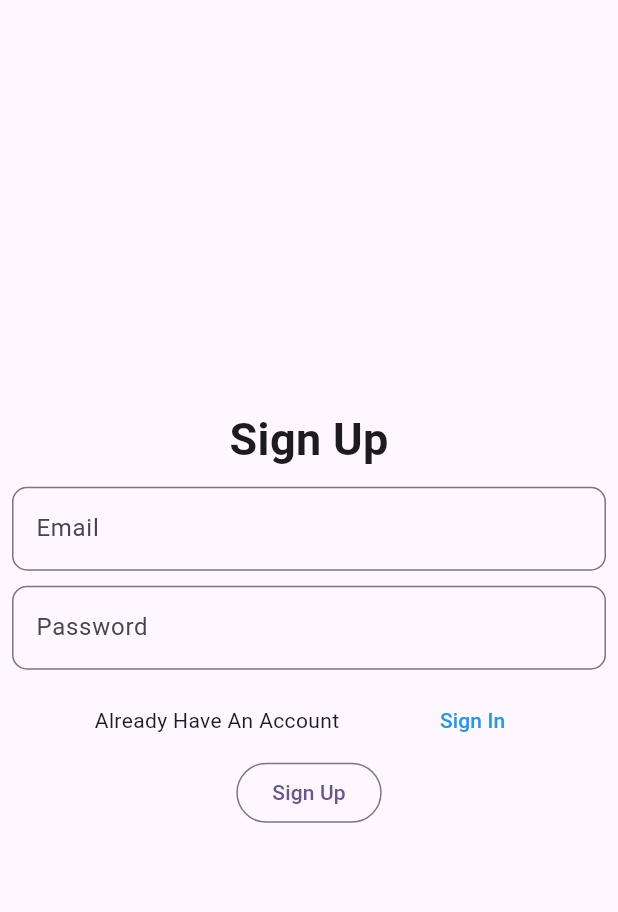
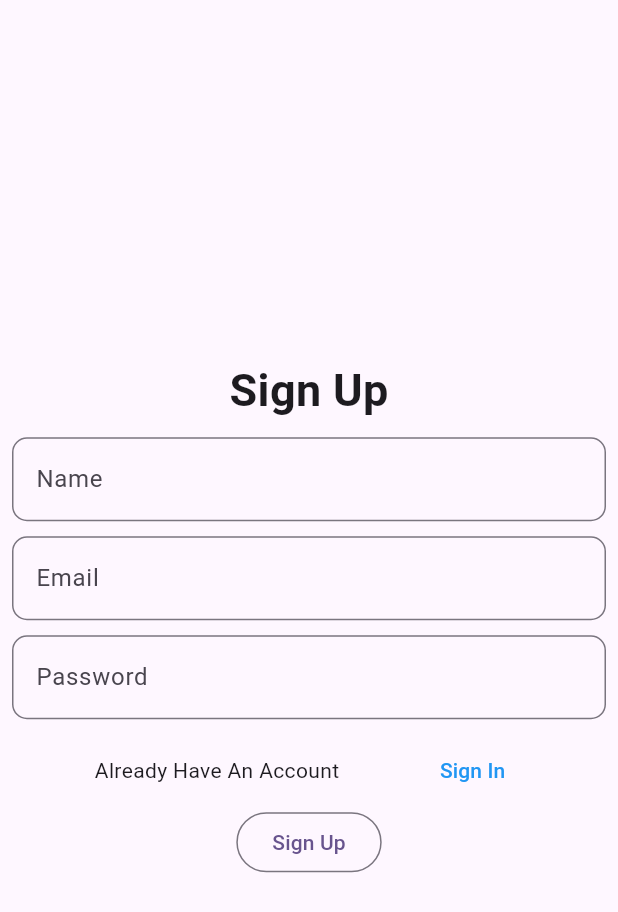
Before and after one commit to Azaz-ahmad-khan/chat-app-with-notifications, a Flutter app: the screen it shows after launch, after a tap on "create Account", on a phone screen of 412 x 824 dp. Shown: the top 912 px of the screen. Run offline on Flutter 3.47's test engine with Material 3 defaults, Android fonts, the phone set to English and light mode, and no system bars; our stand-ins replace cloud_firestore, firebase_auth, firebase_core; accounts and stored records are empty.

Commit message:
added name field to user so that users can be listed via names instead of email

```diff
--- a/lib/core/services/auth_service.dart
+++ b/lib/core/services/auth_service.dart
@@ -16,7 +16,7 @@ class AuthService {
     }
   }
 
-  Future<void> saveUserToFirestore(String email, String password) async {
+  Future<void> saveUserToFirestore(String name,String email, String password,) async {
     try {
       UserCredential? uCredential = await signUpwithEmail(email, password);
       if (uCredential == null) throw Exception('User Not created');
@@ -26,6 +26,7 @@ class AuthService {
           .set({
             'email': uCredential.user!.email,
             'userId': uCredential.user!.uid,
+            'name':name
           });
     } catch (e) {
       throw Exception(e.toString());
--- a/lib/ui/views/signUp/sign_up_view.dart
+++ b/lib/ui/views/signUp/sign_up_view.dart
@@ -32,6 +32,17 @@ class SignUpView extends StatelessWidget {
                       style: TextStyle(
                         fontSize: 30,
                         fontWeight: FontWeight.bold,
+                      ),
+                    ),
+                    SizedBox(height: 10),
+                    TextField(
+                      controller: vM.nameController,
+                      decoration: InputDecoration(
+                        border: OutlineInputBorder(
+                          borderRadius: BorderRadius.circular(10),
+                        ),
+                        hintText: 'Enter Your Name here',
+                        labelText: 'Name',
                       ),
                     ),
                     SizedBox(height: 10),
@@ -90,6 +101,7 @@ class SignUpView extends StatelessWidget {
                           return;
                         }
                         await vM.signUpUser(
+                          vM.nameController.text,
                           vM.emailController.text,
                           vM.passwordController.text,
                         );
--- a/lib/ui/views/signUp/sign_up_view_model.dart
+++ b/lib/ui/views/signUp/sign_up_view_model.dart
@@ -4,14 +4,15 @@ import 'package:noti_chat/core/services/auth_service.dart';
 class SignUpViewModel extends ChangeNotifier {
   TextEditingController emailController = TextEditingController();
   TextEditingController passwordController = TextEditingController();
+  TextEditingController nameController = TextEditingController();
   bool isLoading = false;
   String? errorMessage;
   AuthService authService = AuthService();
-  Future<void> signUpUser(String email, String password) async {
+  Future<void> signUpUser(String name, String email,String password) async {
     isLoading = true;
     notifyListeners();
     try {
-      await authService.saveUserToFirestore(email, password);
+      await authService.saveUserToFirestore(name, email, password);
     } catch (e) {
       errorMessage = e.toString();
     } finally {
```
